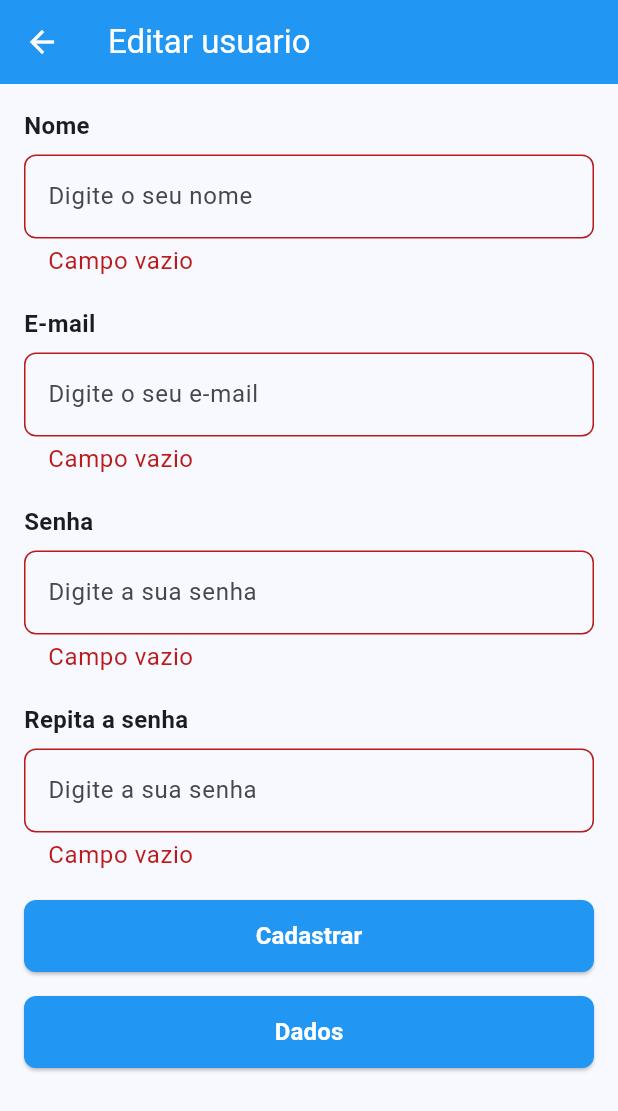
After one commit to otaviohenrique1/app_lista_produtos, a Flutter app: the EditarUsuario screen opened directly, after a tap on "Cadastrar", on a phone screen of 412 x 824 dp. The commit adds this screen. Shown: the top 1111 px of the screen. Run offline on Flutter 3.47's test engine with Material 2 defaults, Android fonts, the phone set to English and light mode, and no system bars; our stand-ins replace sqflite; accounts and stored records are empty.

Commit message:
commit 20

```diff
--- /dev/null
+++ b/lib/pages/editar_usuario.dart
@@ -0,0 +1,147 @@
+import 'package:app_lista_produtos/pages/login.dart';
+import 'package:flutter/material.dart';
+import 'package:provider/provider.dart';
+import 'package:app_lista_produtos/components/botao.dart';
+import 'package:app_lista_produtos/components/campo_texto.dart';
+import 'package:app_lista_produtos/models/usuario_model.dart';
+import 'package:app_lista_produtos/providers/usuario_provider.dart';
+import 'package:app_lista_produtos/utils/helpers.dart';
+import 'package:app_lista_produtos/utils/validator.dart';
+
+class EditarUsuario extends StatefulWidget {
+  const EditarUsuario({
+    super.key,
+  });
+
+  @override
+  State<EditarUsuario> createState() => _EditarUsuarioState();
+}
+
+class _EditarUsuarioState extends State<EditarUsuario> {
+  var formKey = GlobalKey<FormState>();
+  final TextEditingController _nomeController = TextEditingController();
+  final TextEditingController _emailController = TextEditingController();
+  final TextEditingController _senhaController = TextEditingController();
+  final TextEditingController _repitaSenhaController = TextEditingController();
+
+  @override
+  void dispose() {
+    _nomeController.dispose();
+    _emailController.dispose();
+    _senhaController.dispose();
+    _repitaSenhaController.dispose();
+    super.dispose();
+  }
+
+  @override
+  Widget build(BuildContext context) {
+    UsuarioProvider usuarioProvider =
+        Provider.of<UsuarioProvider>(context, listen: false);
+
+    onSubmit() {
+      if (formKey.currentState!.validate()) {
+        String nome = _nomeController.text;
+        String email = _emailController.text;
+        String senha = _senhaController.text;
+        usuarioProvider.save(UsuarioModel(
+          id: geraUuid(),
+          nome: nome,
+          email: email,
+          senha: senha,
+          dataCriacao: geraDataHoraFormatada(),
+        ));
+        Navigator.push(
+          context,
+          MaterialPageRoute(builder: (context) => const Login()),
+        );
+      }
+    }
+
+    colocaValorNoCampo() {
+      _nomeController.text = "Jeca";
+      _emailController.text = "jeca@email.com";
+      _senhaController.text = "0123456789";
+      _repitaSenhaController.text = "0123456789";
+    }
+
+    return Scaffold(
+      appBar: AppBar(
+        title: const Text("Editar usuario"),
+      ),
+      body: SingleChildScrollView(
+        child: Padding(
+          padding: const EdgeInsets.all(16),
+          child: Form(
+            key: formKey,
+            child: Column(
+              children: [
+                Padding(
+                  padding: const EdgeInsets.only(bottom: 20),
+                  child: CampoTexto(
+                    exibeLabel: true,
+                    label: "Nome",
+                    validator: validaCampoVazio,
+                    keyboardType: TextInputType.text,
+                    controller: _nomeController,
+                    hintText: "Digite o seu nome",
+                    obscureText: false,
+                  ),
+                ),
+                Padding(
+                  padding: const EdgeInsets.only(bottom: 20),
+                  child: CampoTexto(
+                    exibeLabel: true,
+                    label: "E-mail",
+                    validator: validaEmail,
+                    keyboardType: TextInputType.emailAddress,
+                    controller: _emailController,
+                    hintText: "Digite o seu e-mail",
+                    obscureText: false,
+                  ),
+                ),
+                Padding(
+                  padding: const EdgeInsets.only(bottom: 20),
+                  child: CampoTexto(
+                    exibeLabel: true,
+                    label: "Senha",
+                    validator: validaSenha,
+                    keyboardType: TextInputType.visiblePassword,
+                    controller: _senhaController,
+                    hintText: "Digite a sua senha",
+                    obscureText: true,
+                  ),
+                ),
+                Padding(
+                  padding: const EdgeInsets.only(bottom: 20),
+                  child: CampoTexto(
+                    exibeLabel: true,
+                    label: "Repita a senha",
+                    validator: (value) =>
+                        validaRepitaSenha(value, _senhaController),
+                    keyboardType: TextInputType.visiblePassword,
+                    controller: _repitaSenhaController,
+                    hintText: "Digite a sua senha",
+                    obscureText: true,
+                  ),
+                ),
+                Botao(
+                  onPressed: onSubmit,
+                  label: "Cadastrar",
+                  fontColor: Colors.white,
+                  backgroundColor: Colors.blue,
+                ),
+                const SizedBox(height: 16),
+                Botao(
+                  onPressed: colocaValorNoCampo,
+                  label: "Dados",
+                  fontColor: Colors.white,
+                  backgroundColor: Colors.blue,
+                ),
+              ],
+            ),
+          ),
+        ),
+      ),
+    );
+  }
+}
--- a/lib/pages/lista_produtos.dart
+++ b/lib/pages/lista_produtos.dart
@@ -33,8 +33,9 @@ class _ListaProdutosState extends State<ListaProdutos> {
             padding: const EdgeInsets.fromLTRB(0, 16, 0, 80),
             itemCount: produtoProviderConsumer.listaProdutos.length,
             itemBuilder: (context, index) {
-              return _Item(
-                  produto: produtoProviderConsumer.listaProdutos[index]);
+              ProdutoModel produtoItem =
+                  produtoProviderConsumer.listaProdutos[index];
+              return _Item(produto: produtoItem);
             },
           );
         },
--- a/lib/pages/lista_usuarios.dart
+++ b/lib/pages/lista_usuarios.dart
@@ -1,3 +1,4 @@
+import 'package:app_lista_produtos/models/usuario_model.dart';
 import 'package:app_lista_produtos/providers/usuario_provider.dart';
 import 'package:flutter/material.dart';
 import 'package:provider/provider.dart';
@@ -29,17 +30,14 @@ class _ListaUsuariosState extends State<ListaUsuarios> {
             padding: const EdgeInsets.fromLTRB(0, 16, 0, 80),
             itemCount: usuarioProviderConsumer.listaUsuarios.length,
             itemBuilder: (context, index) {
+              UsuarioModel usuarioItem =
+                  usuarioProviderConsumer.listaUsuarios[index];
               return Column(
                 children: [
                   ListTile(
-                    title: Text(
-                        usuarioProviderConsumer.listaUsuarios[index].email),
-                    subtitle: Text(
-                        usuarioProviderConsumer.listaUsuarios[index].senha),
-                    trailing: IconButton(
-                      onPressed: () {},
-                      icon: const Icon(Icons.delete),
-                    ),
+                    title: Text(usuarioItem.email),
+                    subtitle: Text(usuarioItem.senha),
+                    onTap: () {},
                   ),
                   const Divider(),
                 ],
```
